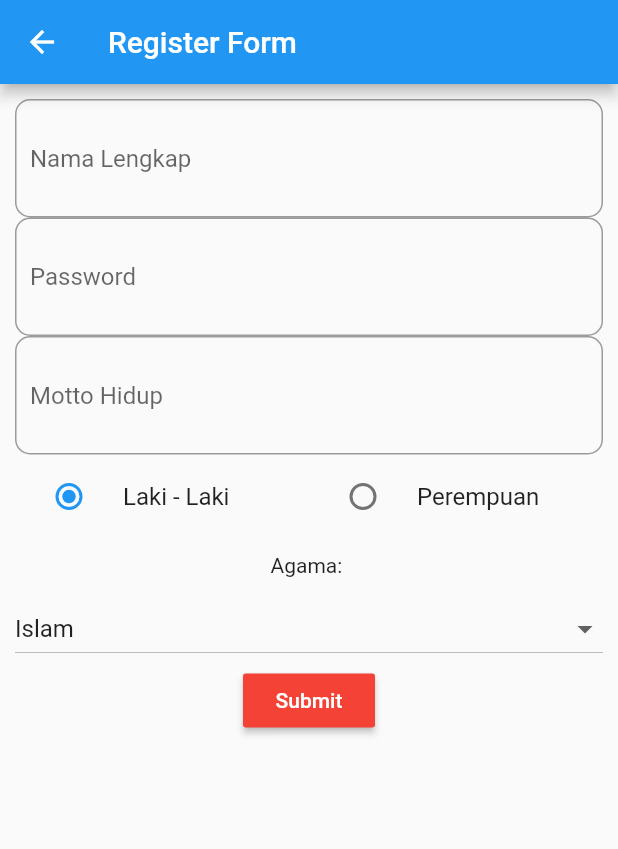
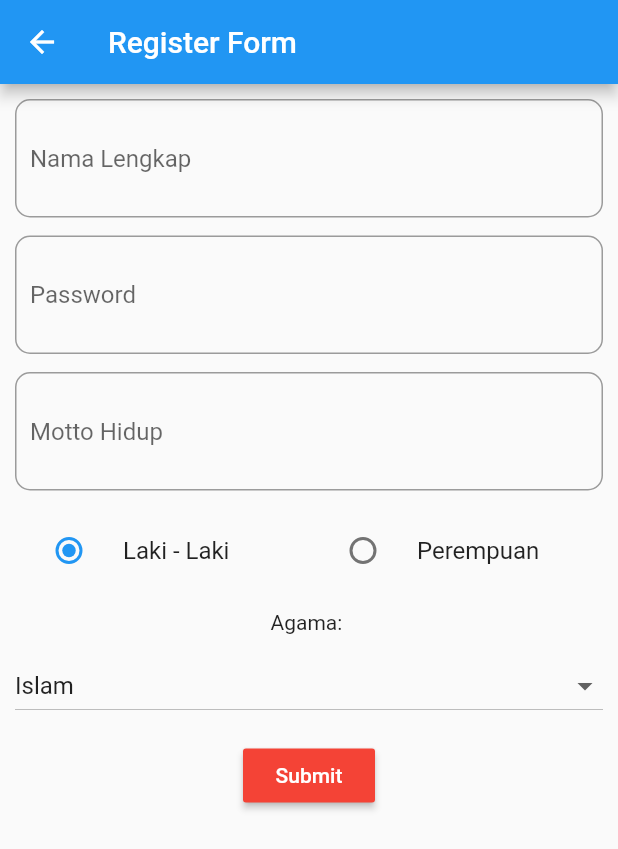
Before and after one commit to althaafridha/Task-Flutter-2, a Flutter app: the screen it shows after launch, on a phone screen of 412 x 824 dp. Shown: the top 849 px of the screen. Run offline on Flutter 3.47's test engine with Material 2 defaults, Android fonts, the phone set to English and light mode, and no system bars; missing offline and left inert: dart:ffi.

Commit message:
add sizedbox between widget

```diff
--- a/lib/registerpage.dart
+++ b/lib/registerpage.dart
@@ -43,6 +43,7 @@ class _RegisterPageState extends State<RegisterPage> {
                   hintText: 'Nama Lengkap',
                 ),
               ),
+              const SizedBox(height: 12),
               TextField(
                 obscureText: true,
                 controller: passController,
@@ -54,6 +55,7 @@ class _RegisterPageState extends State<RegisterPage> {
                   hintText: 'Password',
                 ),
               ),
+              const SizedBox(height: 12),
               TextField(
                 controller: mottoController,
                 decoration: const InputDecoration(
@@ -64,6 +66,7 @@ class _RegisterPageState extends State<RegisterPage> {
                   hintText: 'Motto Hidup',
                 ),
               ),
+              const SizedBox(height: 12),
               Row(
                 mainAxisSize: MainAxisSize.min,
                 children: [
@@ -91,7 +94,7 @@ class _RegisterPageState extends State<RegisterPage> {
                   ),
                 ],
               ),
-              const SizedBox(height: 10),
+              const SizedBox(height: 12),
               const Text("Agama: "),
               const SizedBox(height: 10),
               DropdownButton(
@@ -109,6 +112,7 @@ class _RegisterPageState extends State<RegisterPage> {
                       dropdownValue = value!;
                     });
                   }),
+              const SizedBox(height: 12),
               MaterialButton(
                 onPressed: () {
                   checkIfNameIsEmpty();
```
